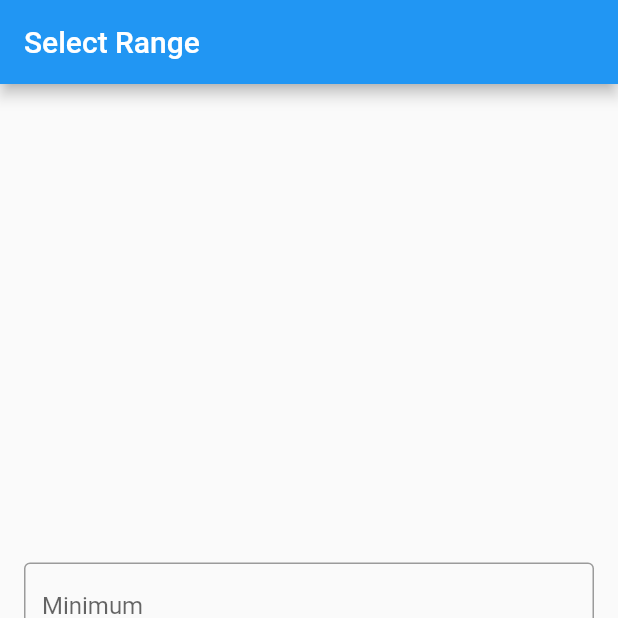
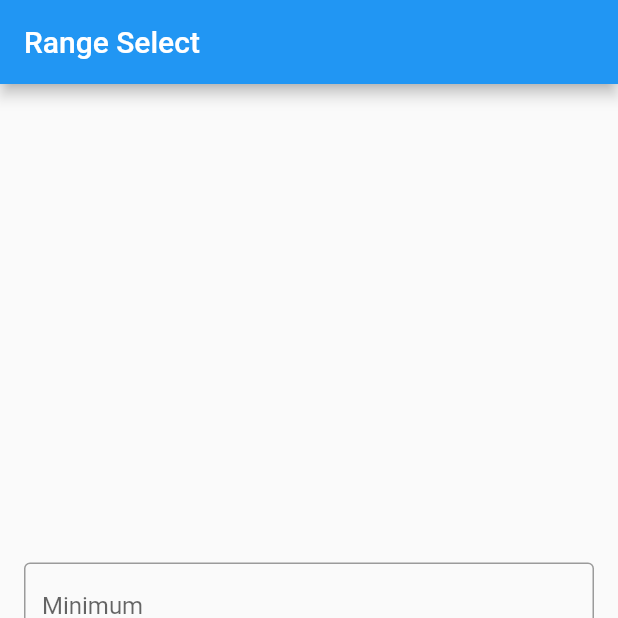
Before and after one commit to mrdeephang/Random-Number-Generator, a Flutter app: the screen it shows after launch, on a phone screen of 412 x 824 dp, the top half of it. Run offline on Flutter 3.47's test engine with Material 2 defaults, Android fonts, the phone set to English and light mode, and no system bars.

Commit message:
Final Commit

```diff
--- a/lib/rangeselectorpage.dart
+++ b/lib/rangeselectorpage.dart
@@ -20,7 +20,7 @@ class _RangeSelectorPageState extends State<RangeSelectorPage> {
   Widget build(BuildContext context) {
     return Scaffold(
       appBar: AppBar(
-        title: const Text('Select Range'),
+        title: const Text('Range Select'),
       ),
       body: RangeSelectorForm(
         formKey: formKey,
```
